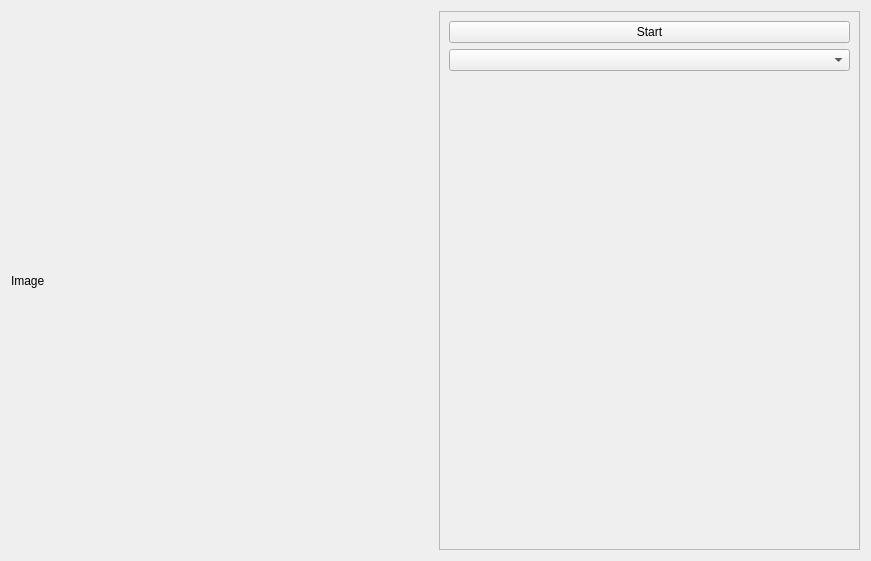
Qt form components/yolov4-tracker/src/localUI.ui (robocomp/dsr-graph) before a commit.
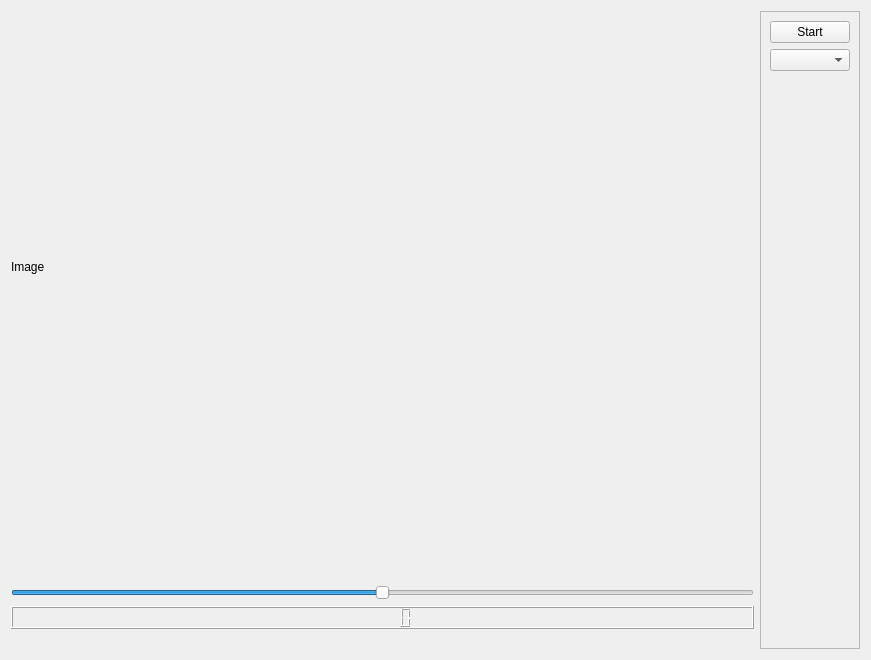
The same form after that commit.

```diff
--- a/components/yolov4-tracker/src/localUI.ui
+++ b/components/yolov4-tracker/src/localUI.ui
@@ -7,16 +7,18 @@
     <x>0</x>
     <y>0</y>
     <width>871</width>
-    <height>561</height>
+    <height>660</height>
    </rect>
   </property>
   <property name="windowTitle">
    <string>Form</string>
   </property>
-  <layout class="QVBoxLayout" name="verticalLayout_3">
+  <layout class="QVBoxLayout" name="verticalLayout_4">
    <item>
     <layout class="QHBoxLayout" name="horizontalLayout">
      <item>
+      <layout class="QVBoxLayout" name="verticalLayout_3">
+       <item>
       <widget class="QLabel" name="rgb_image">
        <property name="sizePolicy">
         <sizepolicy hsizetype="Minimum" vsizetype="Minimum">
@@ -26,14 +28,81 @@
        </property>
        <property name="minimumSize">
         <size>
-         <width>416</width>
-         <height>416</height>
+           <width>512</width>
+           <height>512</height>
         </size>
        </property>
        <property name="text">
         <string>Image</string>
        </property>
       </widget>
+       </item>
+       <item>
+        <spacer name="verticalSpacer_2">
+         <property name="orientation">
+          <enum>Qt::Vertical</enum>
+         </property>
+         <property name="sizeHint" stdset="0">
+          <size>
+           <width>20</width>
+           <height>40</height>
+          </size>
+         </property>
+        </spacer>
+       </item>
+       <item>
+        <widget class="QSlider" name="horizontalSlider">
+         <property name="minimumSize">
+          <size>
+           <width>512</width>
+           <height>0</height>
+          </size>
+         </property>
+         <property name="minimum">
+          <number>-100</number>
+         </property>
+         <property name="maximum">
+          <number>100</number>
+         </property>
+         <property name="orientation">
+          <enum>Qt::Horizontal</enum>
+         </property>
+        </widget>
+       </item>
+       <item>
+        <widget class="QLCDNumber" name="pan">
+         <property name="maximumSize">
+          <size>
+           <width>16777215</width>
+           <height>100</height>
+          </size>
+         </property>
+         <property name="font">
+          <font>
+           <family>Ubuntu Condensed</family>
+           <weight>75</weight>
+           <bold>true</bold>
+          </font>
+         </property>
+         <property name="smallDecimalPoint">
+          <bool>true</bool>
+         </property>
+        </widget>
+       </item>
+       <item>
+        <spacer name="horizontalSpacer">
+         <property name="orientation">
+          <enum>Qt::Horizontal</enum>
+         </property>
+         <property name="sizeHint" stdset="0">
+          <size>
+           <width>40</width>
+           <height>20</height>
+          </size>
+         </property>
+        </spacer>
+       </item>
+      </layout>
      </item>
      <item>
       <widget class="QFrame" name="frame">
```
Lines whose indentation alone changed are shown as unchanged.
